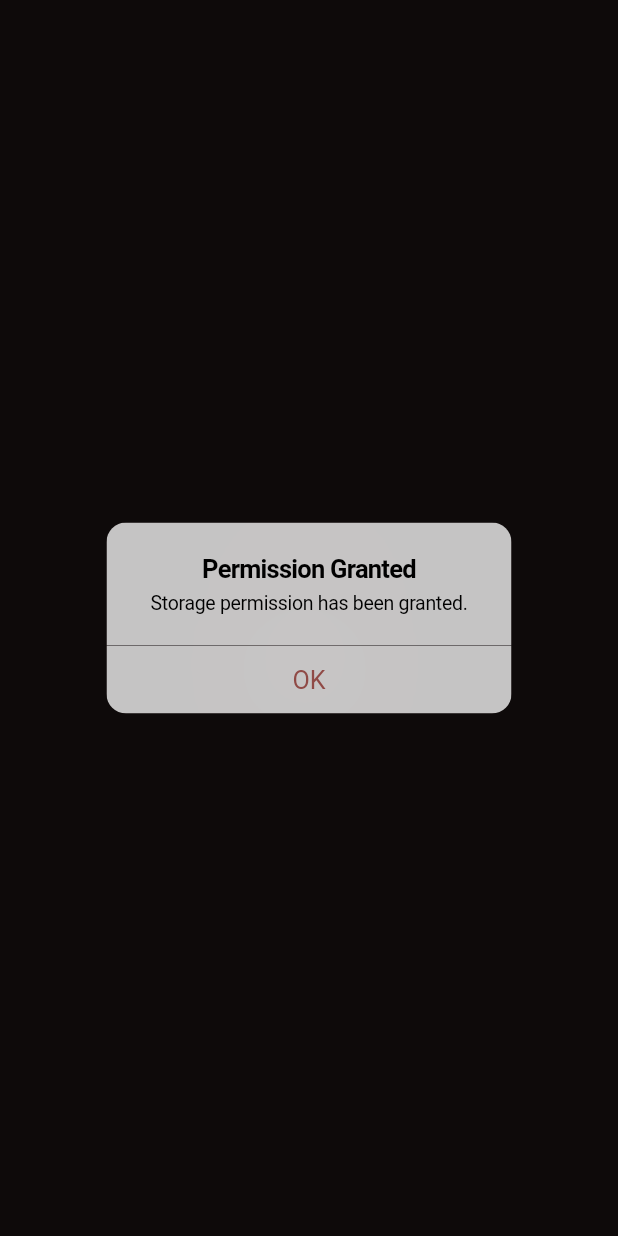
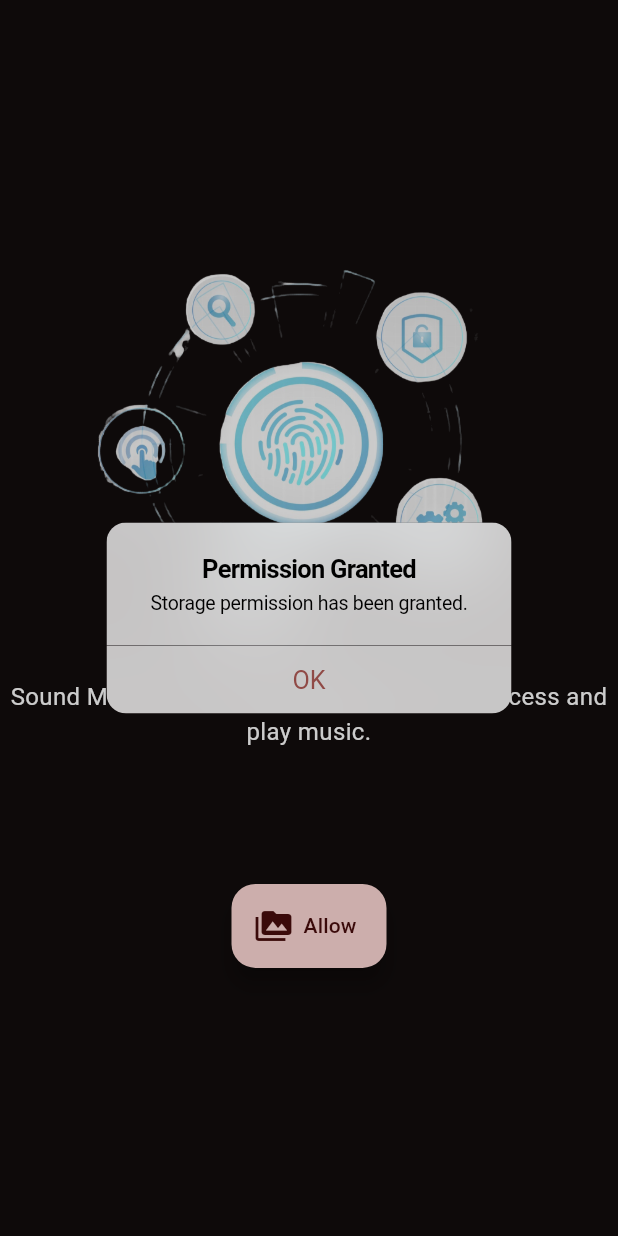
Before and after one commit to gabrielzawadi33/soundmile, a Flutter app: the screen it shows after launch, after a tap on "Allow", on a phone screen of 412 x 824 dp. Run offline on Flutter 3.47's test engine with Material 3 defaults, Android fonts, the phone set to English and light mode, and no system bars; our stand-ins replace country_code_picker, flutter_screenutil, flutter_svg, fluttertoast, get, just_audio and 5 more; project files that could hold a hidden picture were left out.

Commit message:
permission Grant

```diff
--- a/lib/permission_screen.dart
+++ b/lib/permission_screen.dart
@@ -1,9 +1,11 @@
 import 'package:flutter/cupertino.dart';
 import 'package:flutter/material.dart';
+import 'package:flutter_screenutil/flutter_screenutil.dart';
 import 'package:get/get.dart';
 import 'package:permission_handler/permission_handler.dart';
 import 'package:sound_mile/controllers/player_controller.dart';
 import 'package:sound_mile/util/color_category.dart';
+import 'package:sound_mile/util/constant_widget.dart';
 import 'package:sound_mile/util/pref_data.dart';
 
 import 'pages/home_screen.dart';
@@ -50,20 +52,26 @@ class _PermissionPageState extends State<PermissionPage> {
   Widget build(BuildContext context) {
     return Scaffold(
       backgroundColor: bgDark,
-      body: Center(
-        child: Column(
+      body: Column(
         mainAxisAlignment: MainAxisAlignment.center,
         children: <Widget>[
-            TextButton(
+
+          getAssetImage('permission.png'),
+          SizedBox(height: 20),
+          Text(
+            'Sound Mile requires storage permission to access and play music.',
+            style: TextStyle(fontSize: 16, color: textColor),textAlign: TextAlign.center,
+          ),
+        const SizedBox(height:90),
+          FloatingActionButton.extended(
             onPressed: () async {
               requestPermission();
             },
-              child: Text('Allow'),
+            label: Text('Allow', style: TextStyle(color: accentColor
+            ),),
+            icon: Icon(Icons.perm_media, color: accentColor,),
           ),
-            SizedBox(height: 20),
-            const Text('Loading...', style: TextStyle(color: Colors.white)),
-          ],
-        ),
+          SizedBox(height: 20),],
       ),
     );
   }
--- a/lib/splash_screen.dart
+++ b/lib/splash_screen.dart
@@ -3,6 +3,7 @@ import 'package:get/get.dart';
 import 'package:sound_mile/pages/home_screen.dart';
 import 'package:sound_mile/permission_screen.dart';
 import 'package:sound_mile/util/color_category.dart';
+import 'package:sound_mile/util/constant_widget.dart';
 import 'package:sound_mile/util/pref_data.dart';
 
 import 'controllers/player_controller.dart';
@@ -43,13 +44,15 @@ class _SplashScreenState extends State<SplashScreen> {
   Widget build(BuildContext context) {
     return  Scaffold(
       backgroundColor: bgDark,
-      body: const Center(
+      body:  Center(
         child: Column(
           mainAxisAlignment: MainAxisAlignment.center,
           children: <Widget>[
-            CircularProgressIndicator(),
-            SizedBox(height: 20),
-            Text('Loading...'),
+            SizedBox(
+              height: 150,
+              width: 150,
+              child: getSvgImage('mile.svg')),
+            // getCustomFont('Sound Mile', 12, textColor, 1),
           ],
         ),
       ),
--- a/lib/util/color_category.dart
+++ b/lib/util/color_category.dart
@@ -3,6 +3,7 @@ import 'package:flutter/services.dart';
 
 Color bgDark = "#110C0C".toColor();
 Color accentColor = "#490D0D".toColor();
+Color textColor = Colors.white;
 // ignore: non_constant_identifier_names
 Color select_color = "#1FFF9D9D".toColor();
 // ignore: non_constant_identifier_names
```
Also changed, not shown: lib/dataFile/data_file.dart (+4 -4 lines), lib/pages/home_screen.dart (+61 -64 lines), lib/pages/player/music_player.dart (+16 -22 lines), lib/pages/tab/tab_home.dart (+30 -24 lines), lib/util/constant_widget.dart (+14 -26 lines), assets/images/mile.svg (added), assets/images/permission.png (added). Lines whose indentation alone changed are shown as unchanged.
